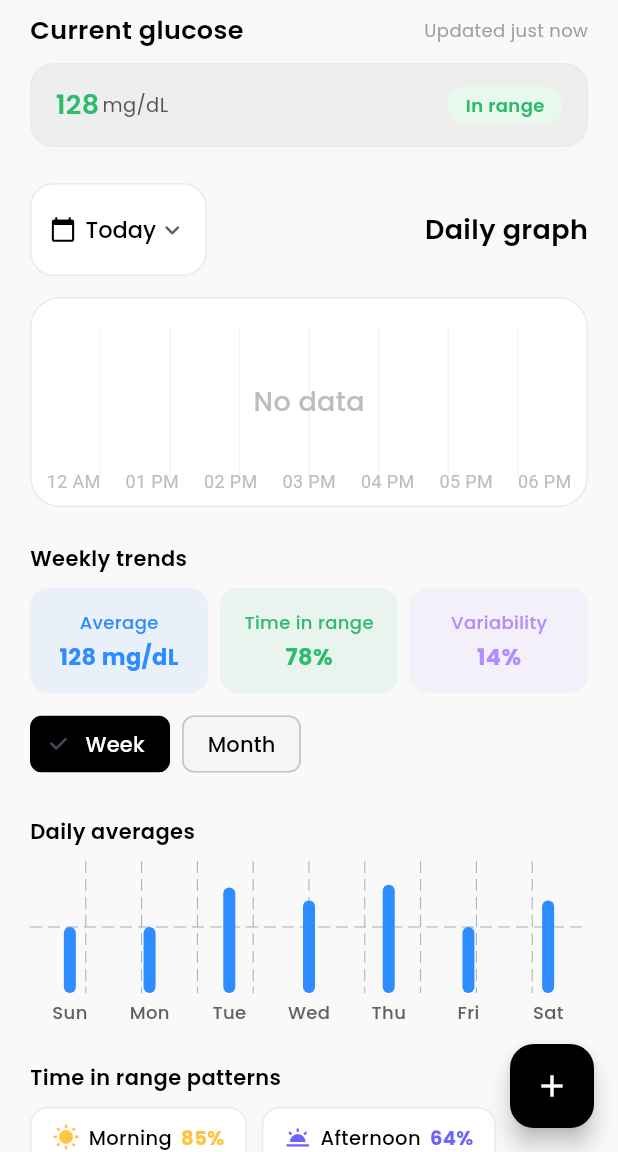
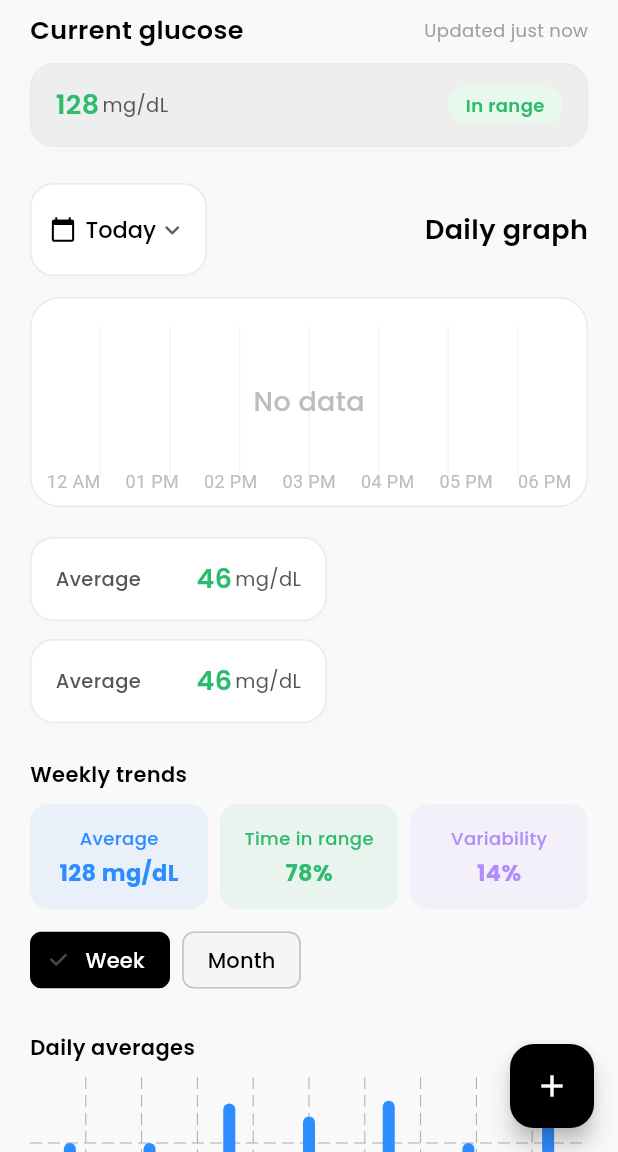
Before and after one commit to hamzaali265/ui_screens, a Flutter app: the screen it shows after launch, on a phone screen of 412 x 824 dp, the part 84-1236 px from its top. Run offline on Flutter 3.47's test engine with Material 3 defaults, Android fonts, the phone set to English and light mode, and no system bars; drawn by our look-alikes of fl_chart; our stand-ins replace google_fonts, table_calendar.

Commit message:
value with tag has been adjusted

```diff
--- a/lib/glucose_tracking_screen.dart
+++ b/lib/glucose_tracking_screen.dart
@@ -60,6 +60,12 @@ class _GlucoseTrackingScreenState extends State<GlucoseTrackingScreen> {
               unit: ValueUnit.percentage,
               valueColor: const Color(0xFFFAB91C),
             ),
+            ValueWithTagOrPercentageWidget(
+              heading: "Average",
+              value: "46",
+              unit: ValueUnit.mgdl,
+              backgroundColor: Colors.white,
+            ),
           ],
         ),
       ),
--- a/lib/widgets/daily_graph_section.dart
+++ b/lib/widgets/daily_graph_section.dart
@@ -1,5 +1,8 @@
 import 'package:flutter/material.dart';
 import 'package:google_fonts/google_fonts.dart';
+
+import '../enums.dart';
+import 'value_with_tag_or_percentage_widget.dart';
 
 class DailyGraphSection extends StatefulWidget {
   const DailyGraphSection({super.key});
@@ -177,6 +180,29 @@ class _DailyGraphSectionState extends State<DailyGraphSection> {
             ],
           ),
         ),
+        const SizedBox(height: 20),
+        Wrap(
+          spacing: 12,
+          runSpacing: 12,
+          children: [
+            SizedBox(
+              width: MediaQuery.of(context).size.width * 0.48,
+              child: ValueWithTagOrPercentageWidget(
+                heading: "Average",
+                value: "46",
+                unit: ValueUnit.mgdl,
+              ),
+            ),
+            SizedBox(
+              width: MediaQuery.of(context).size.width * 0.48,
+              child: ValueWithTagOrPercentageWidget(
+                heading: "Average",
+                value: "46",
+                unit: ValueUnit.mgdl,
+              ),
+            ),
+          ],
+        ),
       ],
     );
   }
--- a/lib/widgets/value_with_tag_or_percentage_widget.dart
+++ b/lib/widgets/value_with_tag_or_percentage_widget.dart
@@ -16,6 +16,7 @@ class ValueWithTagOrPercentageWidget extends StatelessWidget {
   final Color? tagBackgroundColor;
   final double horizontal;
   final double vertical;
+  final bool showColumnLayout;
 
   const ValueWithTagOrPercentageWidget({
     super.key,
@@ -32,12 +33,11 @@ class ValueWithTagOrPercentageWidget extends StatelessWidget {
     this.tagBackgroundColor = const Color(0xFFE9F8ED),
     this.horizontal = 16,
     this.vertical = 14,
+    this.showColumnLayout = false,
   });
 
   @override
   Widget build(BuildContext context) {
-    final showColumnLayout = tag == null && leadingIcon == null;
-
     return Container(
       padding: EdgeInsets.symmetric(horizontal: horizontal, vertical: vertical),
       decoration: BoxDecoration(
@@ -52,46 +52,40 @@ class ValueWithTagOrPercentageWidget extends StatelessWidget {
           ),
         ],
       ),
-      child: showColumnLayout
-          ? Column(
-              crossAxisAlignment: CrossAxisAlignment.start,
-              children: [
-                Text(
-                  heading!,
-                  style: GoogleFonts.poppins(
-                    fontSize: 13,
-                    fontWeight: FontWeight.w500,
-                    color: headingColor,
-                  ),
-                ),
-                const SizedBox(height: 6),
-                Row(
-                  children: [
-                    Text(
+      child: showColumnLayout ? _buildColumnLayout() : _buildRowLayout(),
+    );
+  }
+
+  Widget _buildValueText() {
+    return Text(
       value,
       style: GoogleFonts.poppins(
         fontSize: 18,
         fontWeight: FontWeight.w600,
         color: valueColor,
       ),
-                    ),
-                    if (unit != null) ...[
-                      const SizedBox(width: 2),
-                      Text(
-                        unit == ValueUnit.mgdl ? 'mg/dL' : '%',
+    );
+  }
+
+  Widget _buildUnitText() {
+    if (unit == null) return const SizedBox();
+    final unitLabel = unit == ValueUnit.mgdl ? 'mg/dL' : '%';
+    return Padding(
+      padding: const EdgeInsets.only(left: 2),
+      child: Text(
+        unitLabel,
         style: GoogleFonts.poppins(
           fontSize: 13,
           color: unitColor ?? headingColor,
         ),
       ),
-                    ],
-                    const Spacer(),
-                    if (tag != null)
-                      Container(
-                        padding: const EdgeInsets.symmetric(
-                          horizontal: 12,
-                          vertical: 4,
-                        ),
+    );
+  }
+
+  Widget _buildTag() {
+    if (tag == null) return const SizedBox();
+    return Container(
+      padding: const EdgeInsets.symmetric(horizontal: 12, vertical: 4),
       decoration: BoxDecoration(
         color: tagBackgroundColor,
         borderRadius: BorderRadius.circular(12),
@@ -104,68 +98,59 @@ class ValueWithTagOrPercentageWidget extends StatelessWidget {
           fontSize: 12,
         ),
       ),
-                      ),
-                  ],
-                ),
-              ],
-            )
-          : Row(
-              children: [
-                if (leadingIcon != null) ...[
-                  Icon(leadingIcon, size: 18, color: valueColor),
-                  const SizedBox(width: 6),
-                ],
-                if (heading != null) ...[
-                  Text(
+    );
+  }
+
+  Widget _buildHeading() {
+    if (heading == null) return const SizedBox();
+    return Text(
       heading!,
       style: GoogleFonts.poppins(
         fontSize: 13,
         fontWeight: FontWeight.w500,
         color: headingColor,
       ),
+    );
+  }
+
+  Widget _buildColumnLayout() {
+    return Column(
+      crossAxisAlignment: CrossAxisAlignment.start,
+      children: [
+        if (heading != null) _buildHeading(),
+        if (heading != null) const SizedBox(height: 6),
+        Row(
+          children: [
+            _buildValueText(),
+            _buildUnitText(),
+            const Spacer(),
+            _buildTag(),
+          ],
         ),
+      ],
+    );
+  }
+
+  Widget _buildRowLayout() {
+    return Row(
+      children: [
+        if (leadingIcon != null) ...[
+          Icon(leadingIcon, size: 18, color: valueColor),
           const SizedBox(width: 6),
         ],
-                Text(
-                  value,
-                  style: GoogleFonts.poppins(
-                    fontSize: 18,
-                    fontWeight: FontWeight.w600,
-                    color: valueColor,
-                  ),
-                ),
-                if (unit != null) ...[
-                  const SizedBox(width: 2),
-                  Text(
-                    unit == ValueUnit.mgdl ? 'mg/dL' : '%',
-                    style: GoogleFonts.poppins(
-                      fontSize: 13,
-                      color: unitColor ?? headingColor,
-                    ),
-                  ),
+        if (heading != null && leadingIcon == null) ...[
+          _buildHeading(),
+          const Spacer(),
+          _buildValueText(),
+          _buildUnitText(),
+        ] else ...[
+          if (heading != null) ...[_buildHeading(), const SizedBox(width: 6)],
+          _buildValueText(),
+          _buildUnitText(),
         ],
-                const Spacer(),
-                if (tag != null)
-                  Container(
-                    padding: const EdgeInsets.symmetric(
-                      horizontal: 12,
-                      vertical: 4,
-                    ),
-                    decoration: BoxDecoration(
-                      color: tagBackgroundColor,
-                      borderRadius: BorderRadius.circular(12),
-                    ),
-                    child: Text(
-                      tag!,
-                      style: GoogleFonts.poppins(
-                        color: tagTextColor,
-                        fontWeight: FontWeight.w600,
-                        fontSize: 12,
-                      ),
-                    ),
-                  ),
+        tag != null ? Spacer() : SizedBox.shrink(),
+        _buildTag(),
       ],
-            ),
     );
   }
 }
```
Lines whose indentation alone changed are shown as unchanged.
